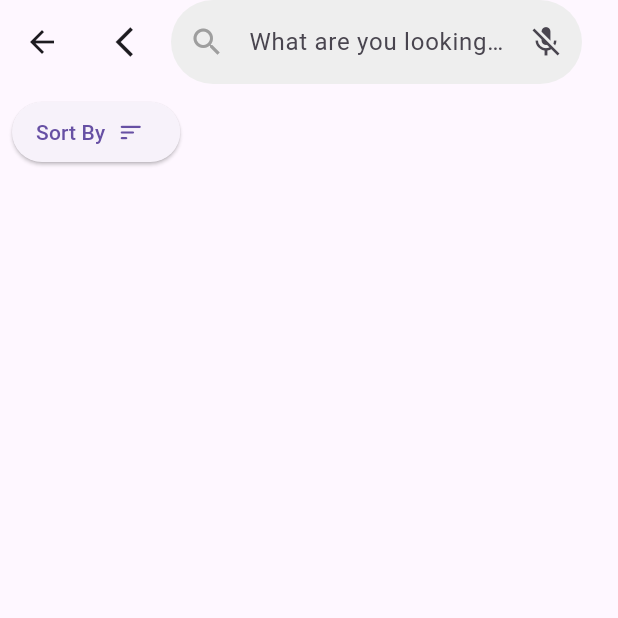
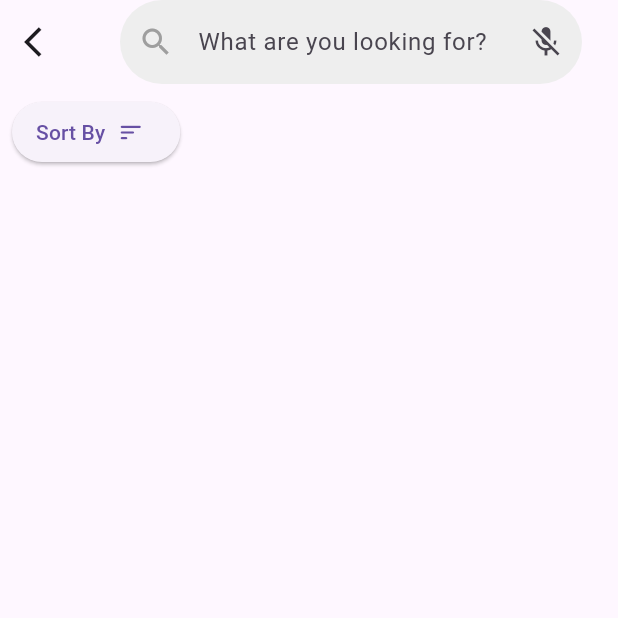
Before and after one commit to S-yuvaraj03/gshop, a Flutter app: the Searchfield screen opened by its route, on a phone screen of 412 x 824 dp, the top half of it. Run offline on Flutter 3.47's test engine with Material 3 defaults, Android fonts, the phone set to English and light mode, and no system bars; our stand-ins replace bloc, cloud_firestore, equatable, firebase_auth, firebase_core, firebase_messaging and 18 more; missing offline and left inert: flutter_barcode_scanner; accounts and stored records are empty; generated files the repository leaves out were written again.

Commit message:
Changes done

```diff
--- a/lib/common/widgets/searchfield.dart
+++ b/lib/common/widgets/searchfield.dart
@@ -1,6 +1,7 @@
 import 'package:flutter/material.dart';
 import 'package:gshop/data/repositories/fetch_data/fetchdata.dart';
 import 'package:gshop/features/shop/model/ProductModel.dart';
+import 'package:gshop/features/shop/screens/BottomNavigator/bottomNavigator.dart';
 import 'package:gshop/features/shop/screens/UI%20screen/Products/ProductPage.dart';
 import 'package:speech_to_text/speech_recognition_result.dart';
 import 'package:speech_to_text/speech_to_text.dart';
@@ -181,17 +182,14 @@ class _SearchfieldState extends State<Searchfield> {
   Widget build(BuildContext context) {
     return Scaffold(
       appBar: AppBar(
+        leading: IconButton(
+          icon: Icon(Icons.arrow_back_ios),
+          onPressed: (){
+            Navigator.push(context, MaterialPageRoute(builder: (context)=>NavigationMenu()));
+          },
+        ),
         title: Row(
           children: <Widget>[
-            Padding(
-              padding: const EdgeInsets.all(5.0),
-              child: GestureDetector(
-                child: Icon(Icons.arrow_back_ios),
-                onTap: () {
-                  Navigator.pushReplacementNamed(context, '/Navigator');
-                },
-              ),
-            ),
             Expanded(
               child: Padding(
                 padding: const EdgeInsets.symmetric(horizontal: 8.0),
```
